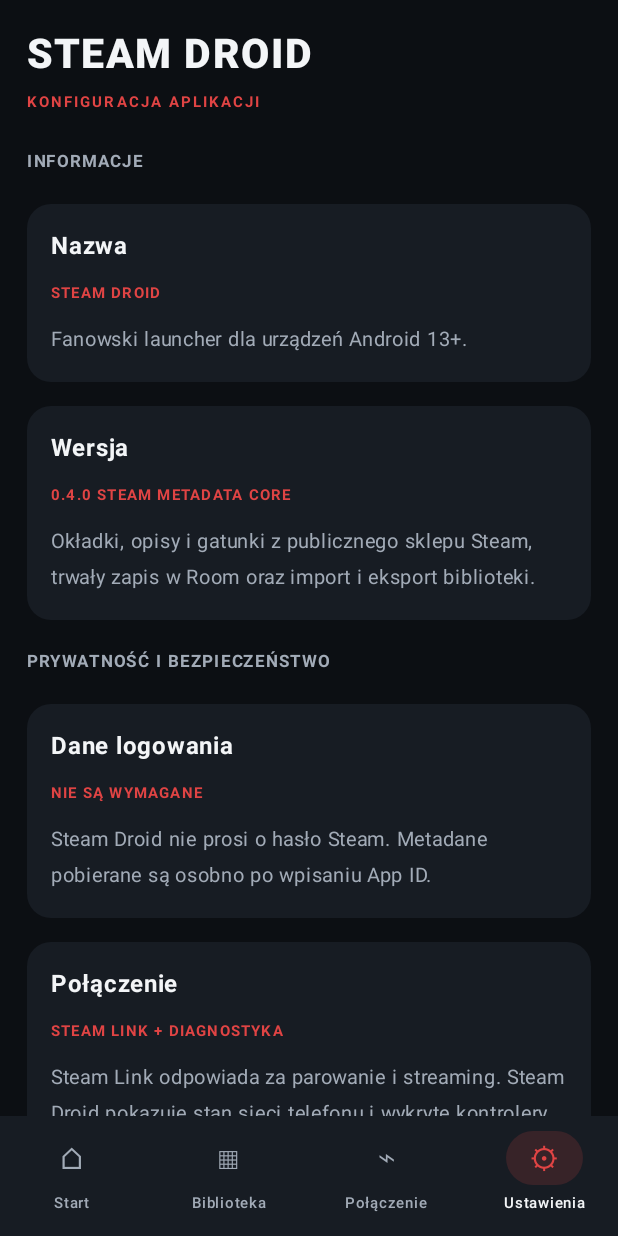
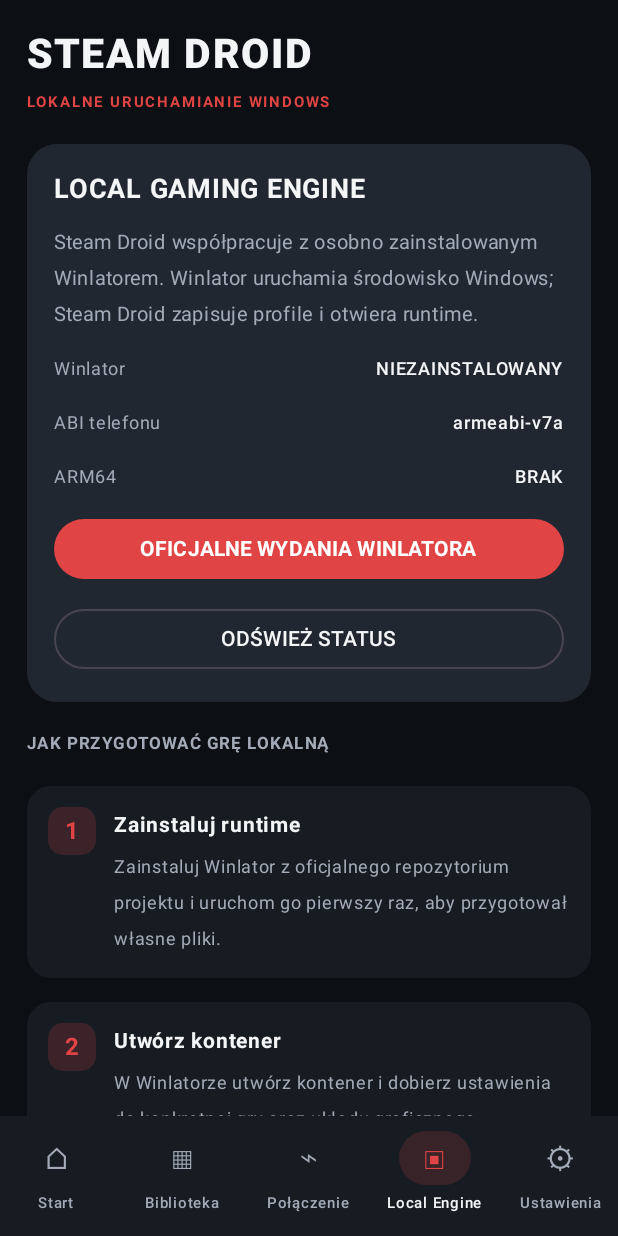
Before and after one commit to erykjuraszczyk-ui/Steamredmagic7-, an Android app built with Jetpack Compose: the screen it shows after launch (MainActivity), item 4 of the bottom bar chosen, on a phone screen of 412 x 824 dp. Run offline under Robolectric (Android 15) with nearby library versions, the phone set to English and light mode, and no system bars; pictures from the network do not load.

Commit message:
Build Steam Droid 0.5.0 Local Gaming Engine bridge

```diff
--- a/app/build.gradle.kts
+++ b/app/build.gradle.kts
@@ -13,8 +13,8 @@ android {
         applicationId = "pl.steamdroid.app"
         minSdk = 33
         targetSdk = 35
-        versionCode = 4
-        versionName = "0.4.0"
+        versionCode = 5
+        versionName = "0.5.0"
         testInstrumentationRunner = "androidx.test.runner.AndroidJUnitRunner"
     }
 
--- a/app/src/main/AndroidManifest.xml
+++ b/app/src/main/AndroidManifest.xml
@@ -6,6 +6,7 @@
 
     <queries>
         <package android:name="com.valvesoftware.steamlink" />
+        <package android:name="com.winlator" />
     </queries>
 
     <uses-feature
--- /dev/null
+++ b/app/src/main/java/pl/steamdroid/app/LocalEngineScreen.kt
@@ -0,0 +1,349 @@
+package pl.steamdroid.app
+
+import android.content.ActivityNotFoundException
+import android.content.Context
+import android.content.Intent
+import android.net.Uri
+import android.os.Build
+import android.widget.Toast
+import androidx.compose.foundation.background
+import androidx.compose.foundation.layout.Arrangement
+import androidx.compose.foundation.layout.Column
+import androidx.compose.foundation.layout.PaddingValues
+import androidx.compose.foundation.layout.Row
+import androidx.compose.foundation.layout.Spacer
+import androidx.compose.foundation.layout.fillMaxSize
+import androidx.compose.foundation.layout.fillMaxWidth
+import androidx.compose.foundation.layout.height
+import androidx.compose.foundation.layout.padding
+import androidx.compose.foundation.layout.size
+import androidx.compose.foundation.layout.width
+import androidx.compose.foundation.rememberScrollState
+import androidx.compose.foundation.shape.RoundedCornerShape
+import androidx.compose.foundation.verticalScroll
+import androidx.compose.material3.AlertDialog
+import androidx.compose.material3.Button
+import androidx.compose.material3.ButtonDefaults
+import androidx.compose.material3.Card
+import androidx.compose.material3.CardDefaults
+import androidx.compose.material3.FilterChip
+import androidx.compose.material3.OutlinedButton
+import androidx.compose.material3.OutlinedTextField
+import androidx.compose.material3.Surface
+import androidx.compose.material3.Text
+import androidx.compose.material3.TextButton
+import androidx.compose.runtime.Composable
+import androidx.compose.runtime.getValue
+import androidx.compose.runtime.mutableStateOf
+import androidx.compose.runtime.remember
+import androidx.compose.runtime.saveable.rememberSaveable
+import androidx.compose.runtime.setValue
+import androidx.compose.ui.Alignment
+import androidx.compose.ui.Modifier
+import androidx.compose.ui.graphics.Color
+import androidx.compose.ui.platform.LocalContext
+import androidx.compose.ui.text.font.FontWeight
+import androidx.compose.ui.unit.dp
+import androidx.compose.ui.unit.sp
+
+private val RuntimeRed = Color(0xFFE04444)
+private val RuntimeSurface = Color(0xFF171C23)
+private val RuntimeSurfaceAlt = Color(0xFF202731)
+private val RuntimeText = Color(0xFFF3F5F7)
+private val RuntimeMuted = Color(0xFFA2ABB7)
+
+@Composable
+fun LocalEngineScreen(padding: PaddingValues) {
+    val context = LocalContext.current
+    var runtimeStatus by remember { mutableStateOf(WinlatorBridge.inspect(context)) }
+    val hasArm64 = Build.SUPPORTED_ABIS.any { it == "arm64-v8a" }
+
+    Column(
+        modifier = Modifier
+            .fillMaxSize()
+            .padding(padding)
+            .verticalScroll(rememberScrollState())
+            .padding(horizontal = 18.dp, vertical = 20.dp),
+        verticalArrangement = Arrangement.spacedBy(16.dp)
+    ) {
+        Column(verticalArrangement = Arrangement.spacedBy(4.dp)) {
+            Text(
+                "STEAM DROID",
+                color = RuntimeText,
+                fontSize = 27.sp,
+                fontWeight = FontWeight.Black,
+                letterSpacing = 1.5.sp
+            )
+            Text(
+                "LOKALNE URUCHAMIANIE WINDOWS",
+                color = RuntimeRed,
+                fontSize = 10.sp,
+                fontWeight = FontWeight.Bold,
+                letterSpacing = 1.2.sp
+            )
+        }
+
+        Card(
+            colors = CardDefaults.cardColors(containerColor = RuntimeSurfaceAlt),
+            shape = RoundedCornerShape(20.dp)
+        ) {
+            Column(
+                modifier = Modifier.fillMaxWidth().padding(18.dp),
+                verticalArrangement = Arrangement.spacedBy(12.dp)
+            ) {
+                Text("LOCAL GAMING ENGINE", color = RuntimeText, fontSize = 18.sp, fontWeight = FontWeight.Bold)
+                Text(
+                    "Steam Droid współpracuje z osobno zainstalowanym Winlatorem. Winlator uruchamia środowisko Windows; Steam Droid zapisuje profile i otwiera runtime.",
+                    color = RuntimeMuted,
+                    fontSize = 13.sp
+                )
+                RuntimeInfoLine("Winlator", if (runtimeStatus.installed) "WYKRYTY" else "NIEZAINSTALOWANY")
+                if (runtimeStatus.installed) {
+                    RuntimeInfoLine("Wersja", runtimeStatus.versionName ?: "Nieznana")
+                }
+                RuntimeInfoLine("ABI telefonu", Build.SUPPORTED_ABIS.firstOrNull() ?: "Nieznane")
+                RuntimeInfoLine("ARM64", if (hasArm64) "DOSTĘPNE" else "BRAK")
+
+                Button(
+                    onClick = {
+                        runtimeStatus = WinlatorBridge.inspect(context)
+                        if (runtimeStatus.installed) {
+                            val launched = WinlatorBridge.launch(context)
+                            if (!launched) {
+                                Toast.makeText(context, "Nie udało się uruchomić Winlatora.", Toast.LENGTH_LONG).show()
+                            }
+                        } else {
+                            openWinlatorReleases(context)
+                        }
+                    },
+                    modifier = Modifier.fillMaxWidth(),
+                    colors = ButtonDefaults.buttonColors(containerColor = RuntimeRed)
+                ) {
+                    Text(
+                        if (runtimeStatus.installed) "OTWÓRZ WINLATOR" else "OFICJALNE WYDANIA WINLATORA",
+                        fontWeight = FontWeight.Bold
+                    )
+                }
+                OutlinedButton(
+                    onClick = { runtimeStatus = WinlatorBridge.inspect(context) },
+                    modifier = Modifier.fillMaxWidth()
+                ) {
+                    Text("ODŚWIEŻ STATUS", color = RuntimeText)
+                }
+            }
+        }
+
+        RuntimeSectionTitle("JAK PRZYGOTOWAĆ GRĘ LOKALNĄ")
+        RuntimeStep("1", "Zainstaluj runtime", "Zainstaluj Winlator z oficjalnego repozytorium projektu i uruchom go pierwszy raz, aby przygotował własne pliki.")
+        RuntimeStep("2", "Utwórz kontener", "W Winlatorze utwórz kontener i dobierz ustawienia do konkretnej gry oraz układu graficznego.")
+        RuntimeStep("3", "Dodaj skrót gry", "Skonfiguruj plik wykonywalny i skrót w samym Winlatorze, korzystając z legalnie posiadanych plików gry.")
+        RuntimeStep("4", "Zapisz wynik testu", "Wróć do Biblioteki Steam Droid, otwórz profil lokalny i oznacz rezultat dopiero po własnym teście.")
+
+        RuntimeSectionTitle("ZAKRES INTEGRACJI 0.5.0")
+        RuntimeStatusCard(
+            "Most do Winlatora",
+            if (runtimeStatus.installed) "APLIKACJA WYKRYTA" else "OCZEKUJE NA INSTALACJĘ RUNTIME",
+            "Steam Droid rozpoznaje standardowy pakiet Winlatora i może otworzyć jego ekran główny. Nie wysyła do niego komend uruchomienia konkretnego EXE ani nie steruje kontenerami."
+        )
+        RuntimeStatusCard(
+            "Zgodność gier",
+            "TESTY RĘCZNE",
+            "Status gry zapisujesz sam po sprawdzeniu na urządzeniu. Sam profil nie jest dowodem, że gra działa ani gwarancją płynności."
+        )
+        Text(
+            "Zgodność zależy od konkretnej gry, sterownika, ustawień kontenera i wersji runtime. Steam Droid nie omija zabezpieczeń i nie instaluje gier z pominięciem oficjalnych źródeł.",
+            color = RuntimeMuted,
+            fontSize = 11.sp
+        )
+        Spacer(modifier = Modifier.height(8.dp))
+    }
+}
+
+@Composable
+fun LocalRuntimeProfileDialog(
+    game: GameEntity,
+    onDismiss: () -> Unit,
+    onSave: (GameEntity) -> Unit
+) {
+    var status by rememberSaveable(game.id) {
+        mutableStateOf(LocalRuntimeProfileRules.normalizeStatus(game.localCompatibility))
+    }
+    var preset by rememberSaveable(game.id) {
+        mutableStateOf(LocalRuntimeProfileRules.normalizePreset(game.localRuntimePreset))
+    }
+    var notes by rememberSaveable(game.id) { mutableStateOf(game.localTestNotes) }
+
+    AlertDialog(
+        onDismissRequest = onDismiss,
+        title = { Text("Profil lokalny — " + game.title) },
+        text = {
+            Column(verticalArrangement = Arrangement.spacedBy(9.dp)) {
+                Text("WYNIK TESTU", color = RuntimeMuted, fontSize = 10.sp, fontWeight = FontWeight.Bold)
+                Row(horizontalArrangement = Arrangement.spacedBy(6.dp)) {
+                    FilterChip(
+                        selected = status == LocalRuntimeProfileRules.NOT_TESTED,
+                        onClick = { status = LocalRuntimeProfileRules.NOT_TESTED },
+                        label = { Text("Nie testowano") }
+                    )
+                    FilterChip(
+                        selected = status == LocalRuntimeProfileRules.STARTS,
+                        onClick = { status = LocalRuntimeProfileRules.STARTS },
+                        label = { Text("Startuje") }
+                    )
+                }
+                Row(horizontalArrangement = Arrangement.spacedBy(6.dp)) {
+                    FilterChip(
+                        selected = status == LocalRuntimeProfileRules.PLAYABLE,
+                        onClick = { status = LocalRuntimeProfileRules.PLAYABLE },
+                        label = { Text("Grywalna") }
+                    )
+                    FilterChip(
+                        selected = status == LocalRuntimeProfileRules.ISSUES,
+                        onClick = { status = LocalRuntimeProfileRules.ISSUES },
+                        label = { Text("Problemy") }
+                    )
+                }
+                FilterChip(
+                    selected = status == LocalRuntimeProfileRules.DOES_NOT_START,
+                    onClick = { status = LocalRuntimeProfileRules.DOES_NOT_START },
+                    label = { Text("Nie uruchamia się") }
+                )
+
+                Text("PROFIL BOX64 — NOTATKA UŻYTKOWNIKA", color = RuntimeMuted, fontSize = 10.sp, fontWeight = FontWeight.Bold)
+                Row(horizontalArrangement = Arrangement.spacedBy(6.dp)) {
+                    FilterChip(
+                        selected = preset == LocalRuntimeProfileRules.STABILITY,
+                        onClick = { preset = LocalRuntimeProfileRules.STABILITY },
+                        label = { Text("Stability") }
+                    )
+                    FilterChip(
+                        selected = preset == LocalRuntimeProfileRules.BALANCED,
+                        onClick = { preset = LocalRuntimeProfileRules.BALANCED },
+                        label = { Text("Balanced") }
+                    )
+                    FilterChip(
+                        selected = preset == LocalRuntimeProfileRules.PERFORMANCE,
+                        onClick = { preset = LocalRuntimeProfileRules.PERFORMANCE },
+                        label = { Text("Performance") }
+                    )
+                }
+                OutlinedTextField(
+                    value = notes,
+                    onValueChange = { notes = it.take(1_000) },
+                    modifier = Modifier.fillMaxWidth(),
+                    minLines = 2,
+                    label = { Text("Notatka z testu (opcjonalnie)") }
+                )
+                Text(
+                    "Profil jest zapisywany w Steam Droid jako notatka. Nie zmienia automatycznie ustawień kontenera Winlatora.",
+                    color = RuntimeMuted,
+                    fontSize = 11.sp
+                )
+            }
+        },
+        confirmButton = {
+            TextButton(
+                onClick = {
+                    val timestamp = if (status == LocalRuntimeProfileRules.NOT_TESTED) {
+                        null
+                    } else {
+                        System.currentTimeMillis()
+                    }
+                    onSave(
+                        game.copy(
+                            localCompatibility = status,
+                            localRuntimePreset = preset,
+                            localTestNotes = notes.trim(),
+                            localTestedAt = timestamp
+                        )
+                    )
+                }
+            ) {
+                Text("ZAPISZ PROFIL", color = RuntimeRed)
+            }
+        },
+        dismissButton = {
+            TextButton(onClick = onDismiss) {
+                Text("ANULUJ", color = RuntimeMuted)
+            }
+        }
+    )
+}
+
+fun compatibilityLabel(value: String): String = when (value) {
+    LocalRuntimeProfileRules.STARTS -> "Uruchamia się"
+    LocalRuntimeProfileRules.PLAYABLE -> "Grywalna"
+    LocalRuntimeProfileRules.ISSUES -> "Problemy"
+    LocalRuntimeProfileRules.DOES_NOT_START -> "Nie uruchamia się"
+    else -> "Nie testowano"
+}
+
+fun runtimePresetLabel(value: String): String = when (value) {
+    LocalRuntimeProfileRules.STABILITY -> "Stability"
+    LocalRuntimeProfileRules.PERFORMANCE -> "Performance"
+    else -> "Balanced"
+}
+
+@Composable
+private fun RuntimeInfoLine(label: String, value: String) {
+    Row(
+        modifier = Modifier.fillMaxWidth(),
+        horizontalArrangement = Arrangement.SpaceBetween,
+        verticalAlignment = Alignment.CenterVertically
+    ) {
+        Text(label, color = RuntimeMuted, fontSize = 12.sp)
+        Text(value, color = RuntimeText, fontSize = 12.sp, fontWeight = FontWeight.SemiBold)
+    }
+}
+
+@Composable
+private fun RuntimeSectionTitle(value: String) {
+    Text(value, color = RuntimeMuted, fontSize = 11.sp, fontWeight = FontWeight.Bold, letterSpacing = 1.1.sp)
+}
+
+@Composable
+private fun RuntimeStatusCard(title: String, status: String, description: String) {
+    Card(colors = CardDefaults.cardColors(containerColor = RuntimeSurface), shape = RoundedCornerShape(16.dp)) {
+        Column(
+            modifier = Modifier.fillMaxWidth().padding(16.dp),
+            verticalArrangement = Arrangement.spacedBy(7.dp)
+        ) {
+            Text(title, color = RuntimeText, fontSize = 16.sp, fontWeight = FontWeight.Bold)
+            Text(status, color = RuntimeRed, fontSize = 10.sp, fontWeight = FontWeight.Bold)
+            Text(description, color = RuntimeMuted, fontSize = 13.sp)
+        }
+    }
+}
+
+@Composable
+private fun RuntimeStep(number: String, title: String, description: String) {
+    Row(
+        modifier = Modifier.fillMaxWidth().background(RuntimeSurface, RoundedCornerShape(16.dp)).padding(14.dp),
+        verticalAlignment = Alignment.Top
+    ) {
+        Surface(
+            modifier = Modifier.size(32.dp),
+            shape = RoundedCornerShape(10.dp),
+            color = RuntimeRed.copy(alpha = 0.18f)
+        ) {
+            androidx.compose.foundation.layout.Box(contentAlignment = Alignment.Center) {
+                Text(number, color = RuntimeRed, fontWeight = FontWeight.Bold)
+            }
+        }
+        Spacer(modifier = Modifier.width(12.dp))
+        Column(verticalArrangement = Arrangement.spacedBy(4.dp)) {
+            Text(title, color = RuntimeText, fontWeight = FontWeight.Bold, fontSize = 14.sp)
+            Text(description, color = RuntimeMuted, fontSize = 12.sp)
+        }
+    }
+}
+
+private fun openWinlatorReleases(context: Context) {
+    try {
+        context.startActivity(
+            Intent(Intent.ACTION_VIEW, Uri.parse(WinlatorBridge.OFFICIAL_RELEASES_URL))
+        )
+    } catch (_: ActivityNotFoundException) {
+        Toast.makeText(context, "Nie można otworzyć oficjalnej strony wydań.", Toast.LENGTH_LONG).show()
+    }
+}
--- /dev/null
+++ b/app/src/main/java/pl/steamdroid/app/WinlatorBridge.kt
@@ -0,0 +1,50 @@
+package pl.steamdroid.app
+
+import android.content.ActivityNotFoundException
+import android.content.Context
+import android.content.Intent
+import android.content.pm.PackageManager
+
+object WinlatorBridge {
+    const val PACKAGE_NAME = "com.winlator"
+    const val OFFICIAL_RELEASES_URL = "https://github.com/brunodev85/winlator/releases"
+
+    data class RuntimeStatus(
+        val installed: Boolean,
+        val versionName: String?,
+        val versionCode: Long?
+    )
+
+    fun inspect(context: Context): RuntimeStatus {
+        return try {
+            val info = context.packageManager.getPackageInfo(
+                PACKAGE_NAME,
+                PackageManager.PackageInfoFlags.of(0)
+            )
+            RuntimeStatus(
+                installed = true,
+                versionName = info.versionName,
+                versionCode = info.longVersionCode
+            )
+        } catch (_: PackageManager.NameNotFoundException) {
+            RuntimeStatus(
+                installed = false,
+                versionName = null,
+                versionCode = null
+            )
+        }
+    }
+
+    fun launch(context: Context): Boolean {
+        val launchIntent = context.packageManager.getLaunchIntentForPackage(PACKAGE_NAME)
+            ?: return false
+
+        return try {
+            launchIntent.addFlags(Intent.FLAG_ACTIVITY_NEW_TASK)
+            context.startActivity(launchIntent)
+            true
+        } catch (_: ActivityNotFoundException) {
+            false
+        }
+    }
+}
```
Also changed, not shown: app/src/main/java/pl/steamdroid/app/GameEntity.kt (+8 -1 lines), app/src/main/java/pl/steamdroid/app/LibraryJsonTransfer.kt (+13 -1 lines), app/src/main/java/pl/steamdroid/app/LocalRuntimeProfileRules.kt (added, +27 -0 lines), app/src/main/java/pl/steamdroid/app/MainActivity.kt (+44 -17 lines), app/src/main/java/pl/steamdroid/app/SteamDroidDatabase.kt (+17 -2 lines), 5 other files.
